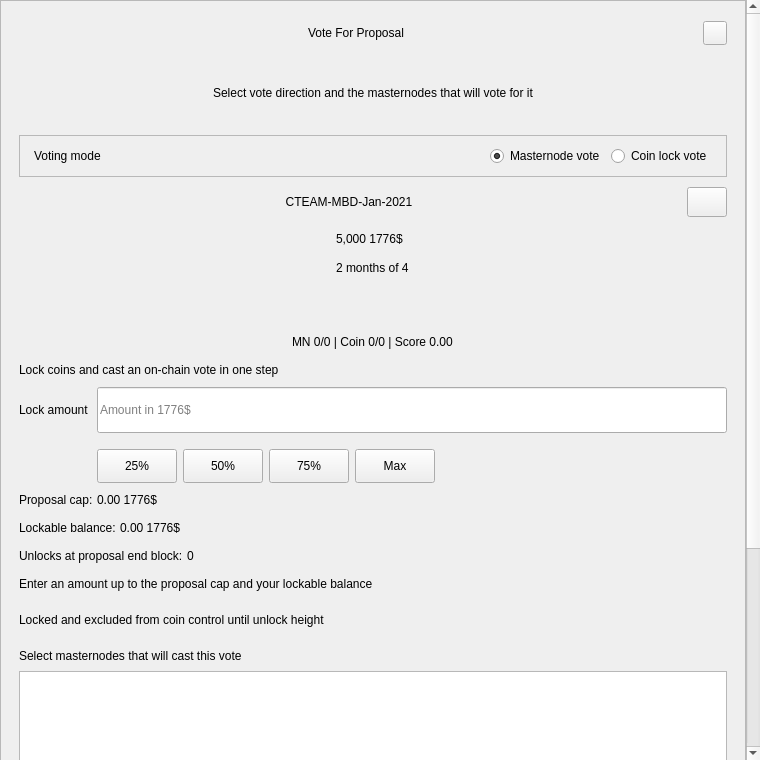
Before: the Qt Designer form src/qt/forms/votedialog.ui in OrganicLifeCoin/OrganLife-Core, drawn with Qt 5.
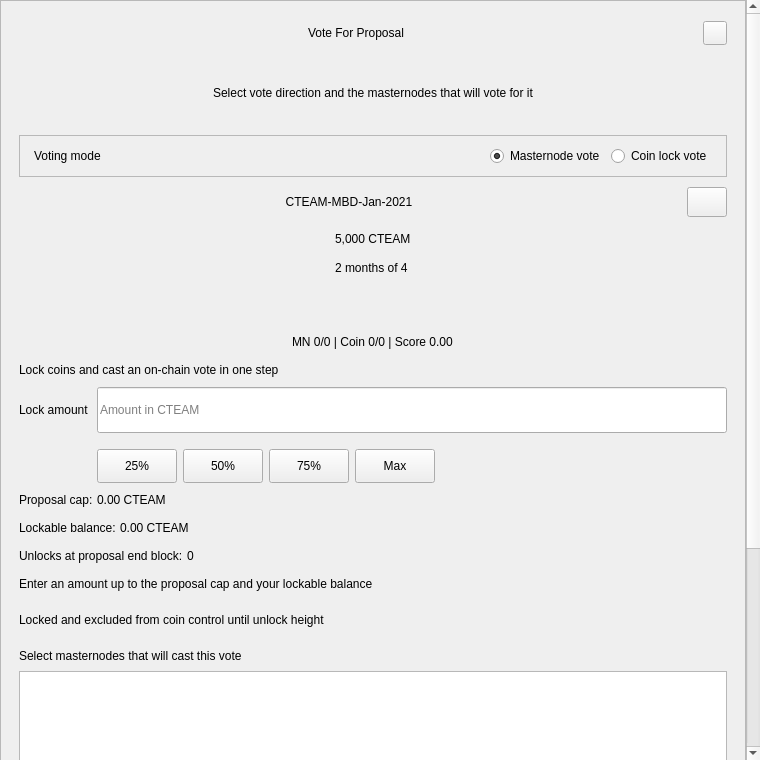
After: the same form once the commit is applied.

Commit message: CTEAM mainnet release

```diff
--- a/src/qt/forms/votedialog.ui
+++ b/src/qt/forms/votedialog.ui
@@ -337,7 +337,7 @@
          <item>
           <widget class="QLabel" name="labelAmount">
            <property name="text">
-            <string notr="true">5,000 1776$</string>
+            <string notr="true">5,000 CTEAM</string>
            </property>
           </widget>
          </item>
@@ -510,7 +510,7 @@
               </size>
              </property>
              <property name="placeholderText">
-              <string>Amount in 1776$</string>
+              <string>Amount in CTEAM</string>
              </property>
             </widget>
            </item>
@@ -615,7 +615,7 @@
            <item>
             <widget class="QLabel" name="labelCoinProposalCapValue">
              <property name="text">
-              <string>0.00 1776$</string>
+              <string>0.00 CTEAM</string>
              </property>
             </widget>
            </item>
@@ -649,7 +649,7 @@
            <item>
             <widget class="QLabel" name="labelCoinLockableBalanceValue">
              <property name="text">
-              <string>0.00 1776$</string>
+              <string>0.00 CTEAM</string>
              </property>
             </widget>
            </item>
```
The commit also changes 130 other files.
